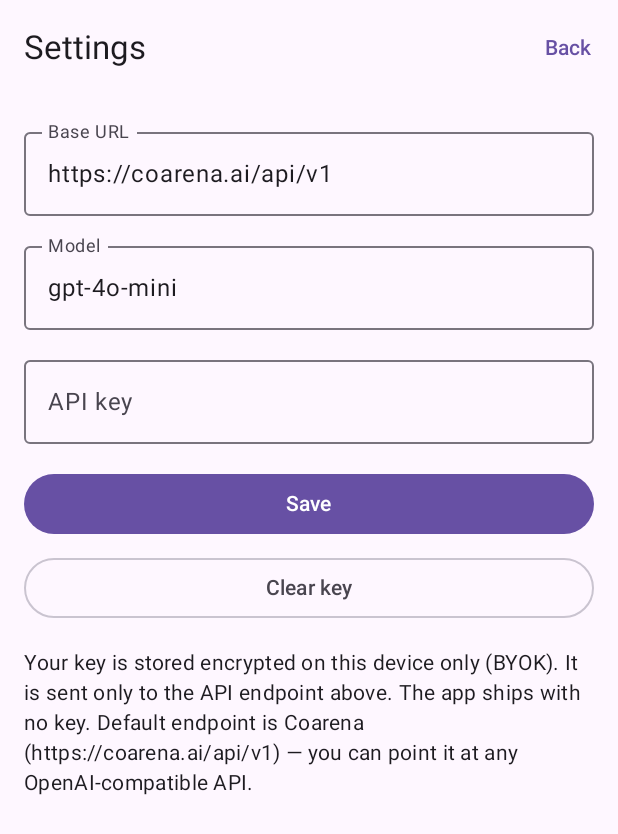
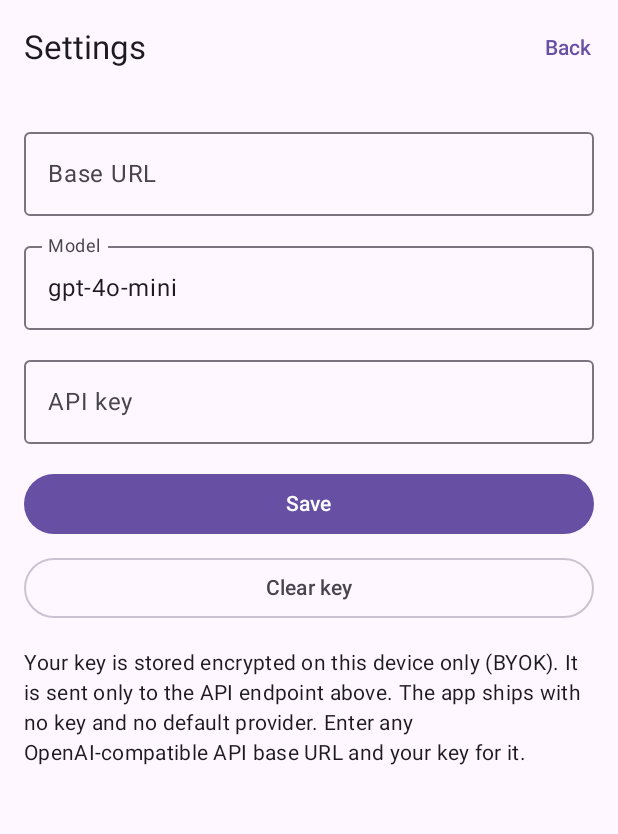
Before and after one commit to ziyadshafeek/codex-android, an Android app built with Jetpack Compose: the screen it shows after launch (MainActivity), after a tap on "Settings", on a phone screen of 412 x 824 dp. Shown: the top 834 px of the screen. Run offline under Robolectric (Android 15) with nearby library versions, the phone set to English and light mode, and no system bars.

Commit message:
Remove Coarena: no default provider, no Coarena key. App is BYOK-only; development driven by the Nyx agent itself.

```diff
--- a/app/src/main/java/dev/codex/android/data/KeyStore.kt
+++ b/app/src/main/java/dev/codex/android/data/KeyStore.kt
@@ -22,7 +22,12 @@ import androidx.security.crypto.MasterKey
 class KeyStore(context: Context) {
 
     companion object {
-        const val DEFAULT_BASE_URL = "https://coarena.ai/api/v1"
+        /**
+         * No default endpoint is baked in. The user enters their own
+         * OpenAI-compatible API base URL in Settings (BYOK).
+         * An empty base URL means "not configured yet".
+         */
+        const val DEFAULT_BASE_URL = ""
         const val DEFAULT_MODEL = "gpt-4o-mini"
 
         private const val PREFS_FILE = "codex_keys"
@@ -70,7 +75,7 @@ class KeyStore(context: Context) {
         prefs.edit().remove(KEY_API_KEY).apply()
     }
 
-    /** The stored base URL, or [DEFAULT_BASE_URL] when none is stored or it is blank. */
+    /** The stored base URL, or "" when none is stored or it is blank. */
     fun getBaseUrl(): String =
         prefs.getString(KEY_BASE_URL, null)?.takeIf { it.isNotBlank() } ?: DEFAULT_BASE_URL
 
--- a/app/src/main/java/dev/codex/android/ui/ChatScreen.kt
+++ b/app/src/main/java/dev/codex/android/ui/ChatScreen.kt
@@ -120,7 +120,7 @@ fun ChatScreen(viewModel: ChatViewModel, onOpenSettings: () -> Unit) {
             }
             if (!hasKey) {
                 Text(
-                    text = "No API key set — open Settings to add yours.",
+                    text = "No API endpoint or key set — open Settings to add yours.",
                     modifier = Modifier
                         .fillMaxWidth()
                         .padding(horizontal = 12.dp, vertical = 4.dp),
--- a/app/src/main/java/dev/codex/android/ui/ChatViewModel.kt
+++ b/app/src/main/java/dev/codex/android/ui/ChatViewModel.kt
@@ -70,11 +70,11 @@ class ChatViewModel(application: Application) : AndroidViewModel(application) {
         if (goal.isBlank()) return
         if (_isRunning.value) return
         append(ChatUiMessage("user", goal))
-        if (!_hasKey.value) {
+        if (!_hasKey.value || keyStore.getBaseUrl().isBlank()) {
             append(
                 ChatUiMessage(
                     "system",
-                    "Add your API key in Settings first — the app never ships with a key.",
+                    "Add your API endpoint and key in Settings first — the app never ships with a key or a provider.",
                     isError = true
                 )
             )
--- a/app/src/main/java/dev/codex/android/ui/SettingsScreen.kt
+++ b/app/src/main/java/dev/codex/android/ui/SettingsScreen.kt
@@ -107,9 +107,8 @@ fun SettingsScreen(viewModel: ChatViewModel, onBack: () -> Unit) {
             Text(
                 text = "Your key is stored encrypted on this device only (BYOK). " +
                     "It is sent only to the API endpoint above. " +
-                    "The app ships with no key. " +
-                    "Default endpoint is Coarena (https://coarena.ai/api/v1) — " +
-                    "you can point it at any OpenAI-compatible API.",
+                    "The app ships with no key and no default provider. " +
+                    "Enter any OpenAI-compatible API base URL and your key for it.",
                 style = MaterialTheme.typography.bodyMedium
             )
         }
```
Also changed, not shown: 1 other file.
